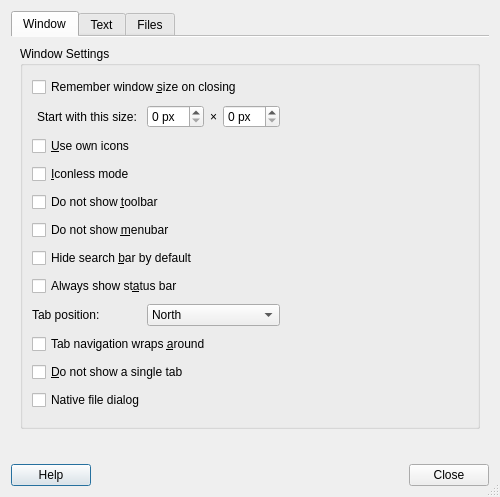
Old version of the form featherpad/predDialog.ui in the repository vecnathewhisperd0/FeatherPad.
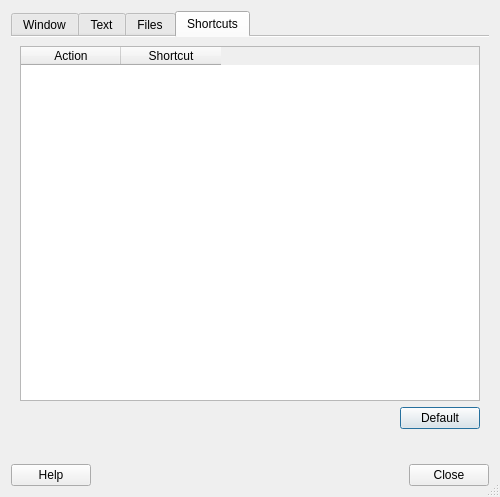
New version of the form. The open tabs and pages were chosen to show the change. Icons and pictures are not drawn.

Commit message: Shortcut editor (for some shortcuts)

```diff
--- a/featherpad/predDialog.ui
+++ b/featherpad/predDialog.ui
@@ -631,6 +631,49 @@
        </item>
       </layout>
      </widget>
+     <widget class="QWidget" name="tab_4">
+      <attribute name="title">
+       <string>Shortcuts</string>
+      </attribute>
+      <layout class="QGridLayout" name="gridLayout_8">
+       <item row="0" column="0">
+        <widget class="QTableWidget" name="tableWidget">
+         <property name="editTriggers">
+          <set>QAbstractItemView::DoubleClicked|QAbstractItemView::EditKeyPressed|QAbstractItemView::SelectedClicked</set>
+         </property>
+         <property name="alternatingRowColors">
+          <bool>true</bool>
+         </property>
+         <property name="selectionMode">
+          <enum>QAbstractItemView::SingleSelection</enum>
+         </property>
+         <attribute name="verticalHeaderVisible">
+          <bool>false</bool>
+         </attribute>
+         <column>
+          <property name="text">
+           <string>Action</string>
+          </property>
+         </column>
+         <column>
+          <property name="text">
+           <string>Shortcut</string>
+          </property>
+         </column>
+        </widget>
+       </item>
+       <item row="1" column="0" alignment="Qt::AlignRight">
+        <widget class="QPushButton" name="defaultButton">
+         <property name="toolTip">
+          <string>Restore default shortcuts.</string>
+         </property>
+         <property name="text">
+          <string>Default</string>
+         </property>
+        </widget>
+       </item>
+      </layout>
+     </widget>
     </widget>
    </item>
    <item row="1" column="0" colspan="2">
```
The commit also changes 20 other files.
